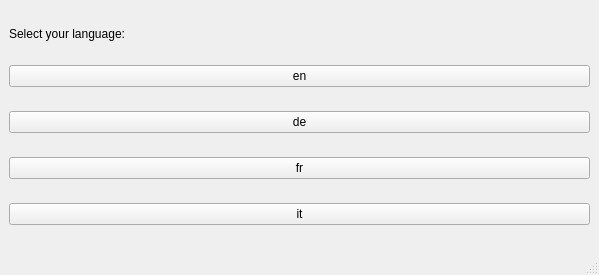
The window that wfirstsetup.ui (pietr26/OMSI-Tools) describes before a commit, drawn with Qt 5.
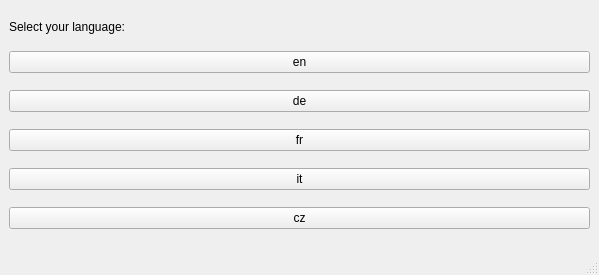
The same window after the commit. Icons and pictures are not drawn.

Patch:
```diff
--- a/wfirstsetup.ui
+++ b/wfirstsetup.ui
@@ -120,6 +120,29 @@
       </property>
      </widget>
     </item>
+    <item>
+     <widget class="QPushButton" name="btnCz">
+      <property name="text">
+       <string notr="true">cz</string>
+      </property>
+      <property name="icon">
+       <iconset resource="ressources.qrc">
+        <normaloff>:/rec/data/flags/cz.svg</normaloff>:/rec/data/flags/cz.svg</iconset>
+      </property>
+      <property name="iconSize">
+       <size>
+        <width>36</width>
+        <height>36</height>
+       </size>
+      </property>
+      <property name="checkable">
+       <bool>false</bool>
+      </property>
+      <property name="checked">
+       <bool>false</bool>
+      </property>
+     </widget>
+    </item>
    </layout>
   </widget>
   <widget class="QMenuBar" name="menubar">
```
Left out of the diff: 6 changed lines with no effect on the pictures.
